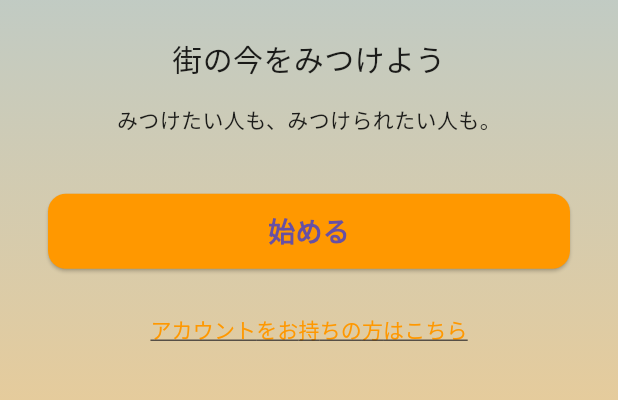
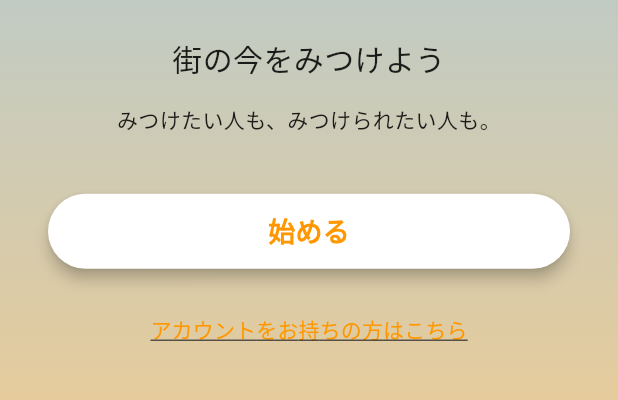
Before and after one commit to shomaozasa/TestMapApp, a Flutter app: the screen it shows after launch, on a phone screen of 412 x 824 dp, the part 548-948 px from its top. Run offline on Flutter 3.47's test engine with Material 3 defaults, Android fonts, the phone set to English and light mode, and no system bars; our stand-ins replace cloud_firestore, firebase_auth, firebase_core, firebase_storage, geolocator, google_maps_flutter and 1 more; accounts and stored records are empty.

Commit message:
起動画面 変更

```diff
--- a/lib/main.dart
+++ b/lib/main.dart
@@ -172,7 +172,7 @@ class AccountCheckScreen extends StatelessWidget {
   Widget build(BuildContext context) {
     return Scaffold(
       body: Container(
-        // ▼▼ 背景グラデーション ▼▼
+        // 背景グラデーション
         decoration: const BoxDecoration(
           gradient: LinearGradient(
             begin: Alignment.topCenter,
@@ -225,15 +225,16 @@ class AccountCheckScreen extends StatelessWidget {
                       );
                     },
                     style: ElevatedButton.styleFrom(
-                      backgroundColor: Colors.orange,
+                      backgroundColor: Colors.white, // 白色
                       shape: RoundedRectangleBorder(
-                        borderRadius: BorderRadius.circular(12),
+                        borderRadius: BorderRadius.circular(30), // 高さの半分以上で長丸
                       ),
+                      elevation: 4, // 影の強さ
                     ),
                     child: const Text(
                       '始める',
                       style: TextStyle(
-                          fontSize: 18, fontWeight: FontWeight.bold),
+                          fontSize: 18, fontWeight: FontWeight.bold, color: Colors.orange,),
                     ),
                   ),
                 ),
```
